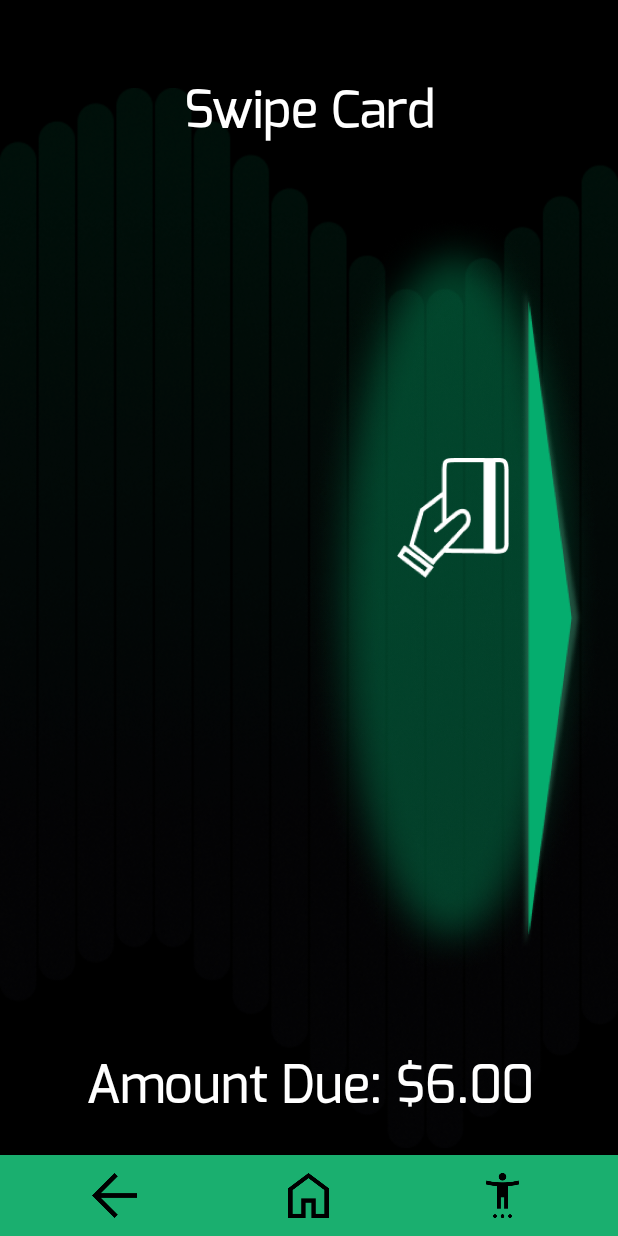
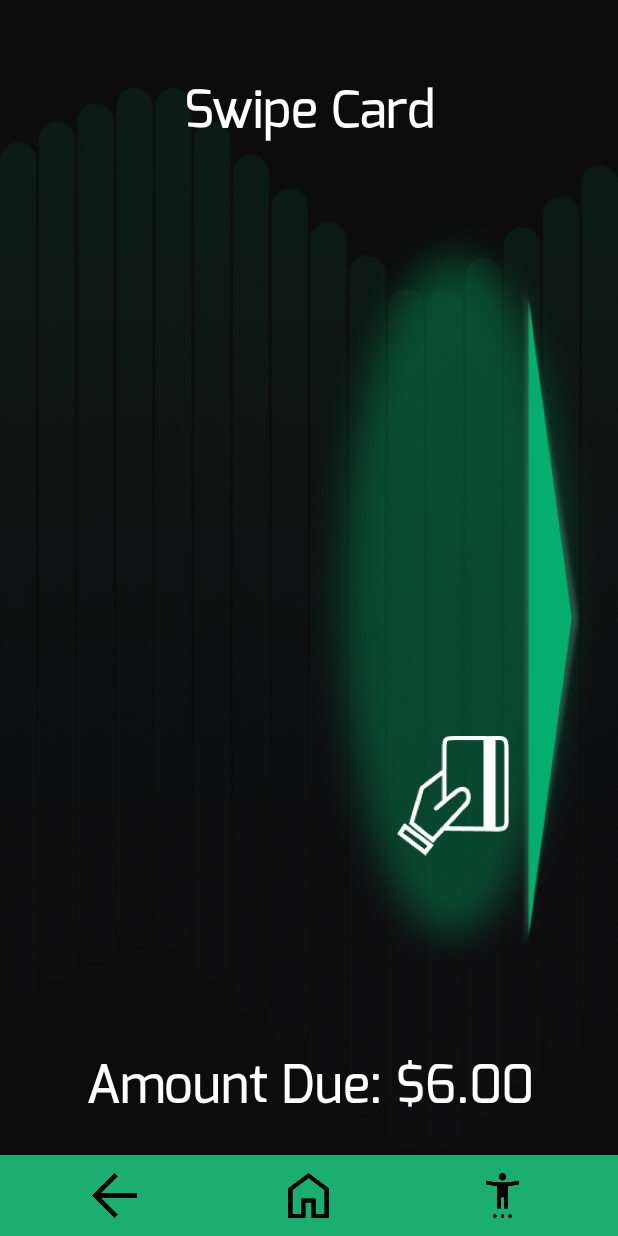
Before and after one commit to IDTech-AP6800/ParkingBuddy, an Android app: the SwipeCardActivity screen opened directly, with no data from a screen before it, on a phone screen of 412 x 824 dp. Run offline under Robolectric (Android 15) with nearby library versions, the phone set to English and light mode, and no system bars.

Commit message:
Fixed SwipeCardActivity + Changed Hex Code for Black + Minor Change to Insert Layout

```diff
--- a/app/src/main/java/com/example/parkingap6800/activities/SwipeCardActivity.kt
+++ b/app/src/main/java/com/example/parkingap6800/activities/SwipeCardActivity.kt
@@ -1,4 +1,5 @@
 package com.example.parkingap6800.activities
+
 import com.example.parkingap6800.R
 import android.animation.Animator
 import android.animation.AnimatorListenerAdapter
@@ -7,45 +8,59 @@ import android.animation.ObjectAnimator
 import android.os.Bundle
 import android.widget.ImageView
 import androidx.appcompat.app.AppCompatActivity
-
+import android.view.View
 
 class SwipeCardActivity : AppCompatActivity() {
-    private var swipeArrow: ImageView? = null
-    private var swipeIndication: ImageView? = null
+
+    private lateinit var swipeArrow: ImageView
+    private lateinit var swipeIndication: ImageView
+
     override fun onCreate(savedInstanceState: Bundle?) {
         super.onCreate(savedInstanceState)
         setContentView(R.layout.activity_swipe)
-        swipeArrow = findViewById<ImageView>(R.id.swipeArrow)
-        swipeIndication = findViewById<ImageView>(R.id.swipeIndication)
+
+        // Initialize views
+        swipeArrow = findViewById(R.id.swipeArrow)
+        swipeIndication = findViewById(R.id.swipeIndication)
+
+        // Start animations
         startAnimations()
     }
 
     private fun startAnimations() {
         // Swipe Indication Animations
-        val moveDown = ObjectAnimator.ofFloat(swipeIndication, "translationY", 0f, 350f)
-        moveDown.duration = 1500
-        val pauseDown = ObjectAnimator.ofFloat(swipeIndication, "translationY", 350f, 350f)
-        pauseDown.duration = 1000
-        val moveUp = ObjectAnimator.ofFloat(swipeIndication, "translationY", 350f, 0f)
-        moveUp.duration = 500
-        val pauseUp = ObjectAnimator.ofFloat(swipeIndication, "translationY", 0f, 0f)
-        pauseUp.duration = 500
-        val swipeIndicationSet = AnimatorSet()
-        swipeIndicationSet.playSequentially(moveDown, pauseDown, moveUp, pauseUp)
+        val moveDown = ObjectAnimator.ofFloat(swipeIndication, View.TRANSLATION_Y, 0f, 700f).apply {
+            duration = 1500
+        }
 
-        // Restart the animation
-        swipeIndicationSet.addListener(object : AnimatorListenerAdapter() {
-            override fun onAnimationEnd(animation: Animator) {
-                swipeIndicationSet.start()
-            }
-        })
-        swipeIndicationSet.start()
+        val pauseDown = ObjectAnimator.ofFloat(swipeIndication, View.TRANSLATION_Y, 700f, 700f).apply {
+            duration = 1000
+        }
+
+        val moveUp = ObjectAnimator.ofFloat(swipeIndication, View.TRANSLATION_Y, 700f, 0f).apply {
+            duration = 500
+        }
+
+        val pauseUp = ObjectAnimator.ofFloat(swipeIndication, View.TRANSLATION_Y, 0f, 0f).apply {
+            duration = 500
+        }
+
+        val swipeIndicationSet = AnimatorSet().apply {
+            playSequentially(moveDown, pauseDown, moveUp, pauseUp)
+            addListener(object : AnimatorListenerAdapter() {
+                override fun onAnimationEnd(animation: Animator) {
+                    start() // Restart the animation loop
+                }
+            })
+            start()
+        }
 
         // Swipe Arrow Animation
-        val arrowAnimator = ObjectAnimator.ofFloat(swipeArrow, "translationX", -20f, 0f)
-        arrowAnimator.duration = 1000 // 1 second
-        arrowAnimator.repeatCount = ObjectAnimator.INFINITE
-        arrowAnimator.repeatMode = ObjectAnimator.REVERSE
-        arrowAnimator.start()
+        ObjectAnimator.ofFloat(swipeArrow, View.TRANSLATION_X, -20f, 0f).apply {
+            duration = 1000
+            repeatCount = ObjectAnimator.INFINITE
+            repeatMode = ObjectAnimator.REVERSE
+            start()
+        }
     }
 }
--- a/app/src/main/res/layout/activity_insert.xml
+++ b/app/src/main/res/layout/activity_insert.xml
@@ -18,7 +18,6 @@
         android:id="@+id/tapToGetStarted"
         android:layout_width="wrap_content"
         android:layout_height="wrap_content"
-        android:layout_below="@id/rectangle_background_top"
         android:layout_centerHorizontal="true"
         android:layout_marginTop="50dp"
         android:fontFamily="@font/exo_medium"
--- a/app/src/main/res/values/colors.xml
+++ b/app/src/main/res/values/colors.xml
@@ -1,6 +1,6 @@
 <?xml version="1.0" encoding="utf-8"?>
 <resources>
-    <color name="black">#FF000000</color>
+    <color name="black">#0C0C0C</color>
     <color name="white">#FFFFFFFF</color>
     <color name="idtech_green">#1aaf6f</color>
     <color name="idtech_medium_green">#1d975e</color>
```
